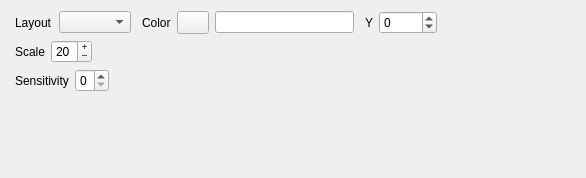
Old version of the form src/avp/components/original.ui in the repository djfun/audio-visualizer-python.
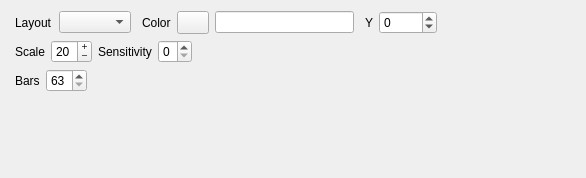
New version of the form.

Commit message: Classic Visualizer: option to include 64th bar

Diff of the .ui file:
```diff
--- a/src/avp/components/original.ui
+++ b/src/avp/components/original.ui
@@ -168,6 +168,20 @@
        </property>
       </widget>
      </item>
+     <item>
+      <widget class="QLabel" name="label_sensitivity">
+       <property name="text">
+        <string>Sensitivity</string>
+       </property>
+      </widget>
+     </item>
+     <item>
+      <widget class="QSpinBox" name="spinBox_sensitivity">
+       <property name="maximum">
+        <number>5</number>
+       </property>
+      </widget>
+     </item>
      <item>
       <spacer name="horizontalSpacer_3">
        <property name="orientation">
@@ -197,14 +211,20 @@
      <item>
       <widget class="QLabel" name="label_smooth">
        <property name="text">
-        <string>Sensitivity</string>
+        <string>Bars</string>
        </property>
       </widget>
      </item>
      <item>
-      <widget class="QSpinBox" name="spinBox_smooth">
+      <widget class="QSpinBox" name="spinBox_bars">
+       <property name="minimum">
+        <number>63</number>
+       </property>
        <property name="maximum">
-        <number>5</number>
+        <number>64</number>
+       </property>
+       <property name="value">
+        <number>63</number>
        </property>
       </widget>
      </item>
```
Left out of the diff: 26 changed lines with no effect on the pictures. The commit also changes 1 other file.
